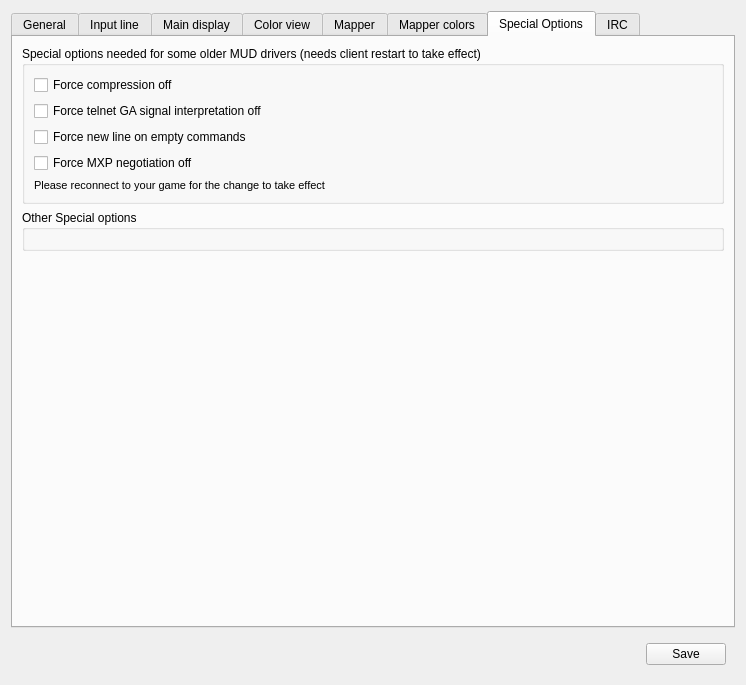
The window that src/ui/profile_preferences.ui (Mudlet/Mudlet) describes before a commit, drawn with Qt 5.
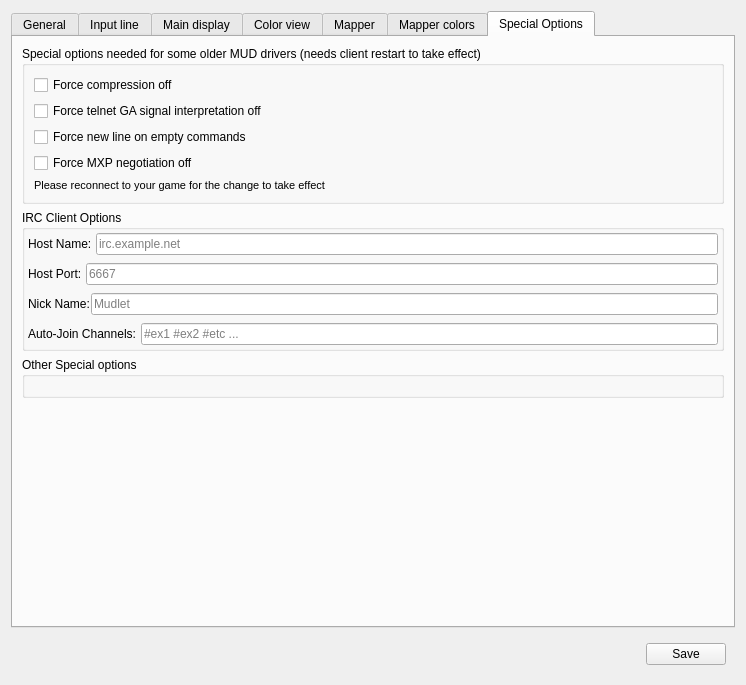
The same window after the commit. The open tabs and pages were chosen to show the change. Icons and pictures are not drawn.

Commit message: Moved IRC settings to Special Options tab.

The edit to the form file:
```diff
--- a/src/ui/profile_preferences.ui
+++ b/src/ui/profile_preferences.ui
@@ -2052,39 +2052,7 @@
          </layout>
         </widget>
        </item>
-       <item row="2" column="0">
-        <spacer name="verticalSpacer_6">
-         <property name="orientation">
-          <enum>Qt::Vertical</enum>
-         </property>
-         <property name="sizeHint" stdset="0">
-          <size>
-           <width>20</width>
-           <height>40</height>
-          </size>
-         </property>
-        </spacer>
-       </item>
        <item row="1" column="0">
-        <widget class="QGroupBox" name="groupBox_Debug">
-         <property name="title">
-          <string>Other Special options</string>
-         </property>
-         <layout class="QFormLayout" name="formLayout_Debug">
-          <property name="labelAlignment">
-           <set>Qt::AlignRight|Qt::AlignTrailing|Qt::AlignVCenter</set>
-          </property>
-         </layout>
-        </widget>
-       </item>
-      </layout>
-     </widget>
-     <widget class="QWidget" name="tab_irc">
-      <attribute name="title">
-       <string>IRC</string>
-      </attribute>
-      <layout class="QGridLayout" name="gridLayout_25">
-       <item row="0" column="0">
         <widget class="QGroupBox" name="groupIrcConfig">
          <property name="title">
           <string>IRC Client Options</string>
@@ -2251,8 +2219,20 @@
          </layout>
         </widget>
        </item>
-       <item row="1" column="0">
-        <spacer name="verticalSpacer_5">
+       <item row="2" column="0">
+        <widget class="QGroupBox" name="groupBox_Debug">
+         <property name="title">
+          <string>Other Special options</string>
+         </property>
+         <layout class="QFormLayout" name="formLayout_Debug">
+          <property name="labelAlignment">
+           <set>Qt::AlignRight|Qt::AlignTrailing|Qt::AlignVCenter</set>
+          </property>
+         </layout>
+        </widget>
+       </item>
+       <item row="3" column="0">
+        <spacer name="verticalSpacer_6">
          <property name="orientation">
           <enum>Qt::Vertical</enum>
          </property>
```
Left out of the diff: 2 changed lines with no effect on the pictures.
